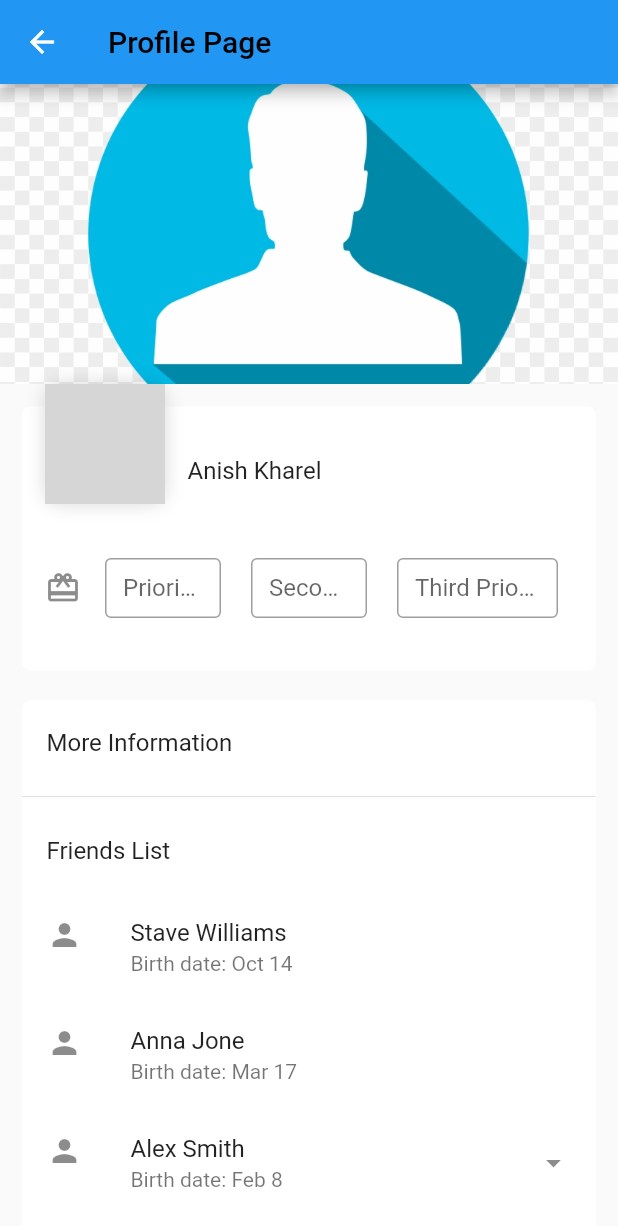
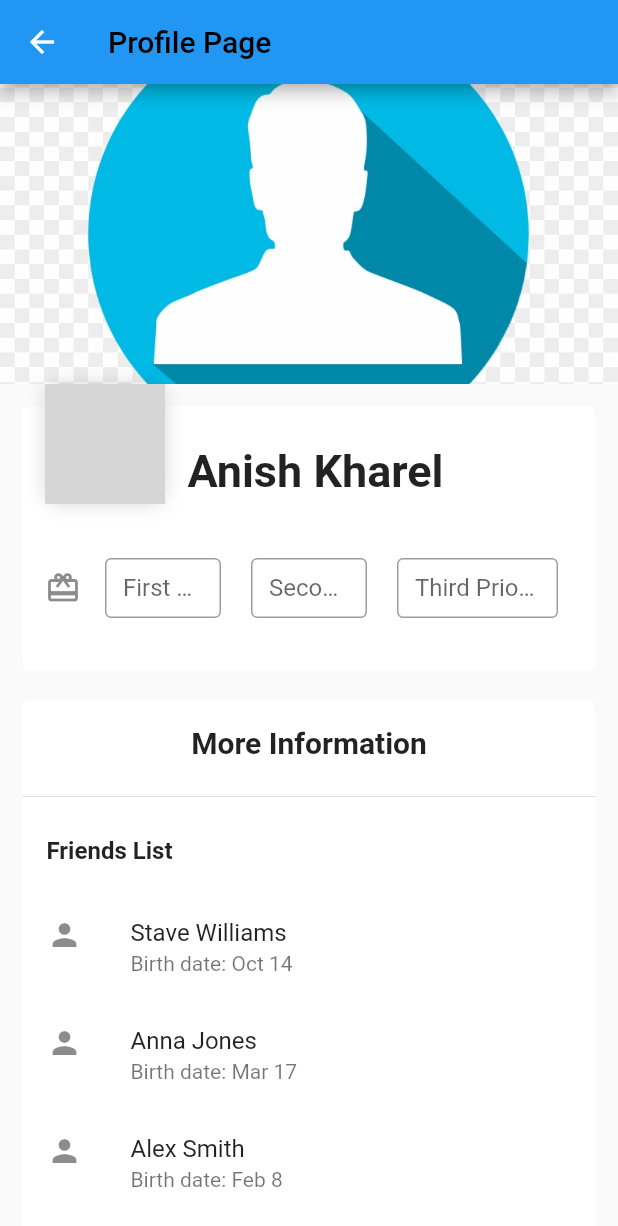
Before and after one commit to AnishKharel/GiftBook, a Flutter app: the Profilepage screen opened directly, on a phone screen of 412 x 824 dp. Shown: the top 1226 px of the screen. Run offline on Flutter 3.47's test engine with Material 2 defaults, Android fonts, the phone set to English and light mode, and no system bars; missing offline and left inert: mysql1; grey boxes are pictures that could not be loaded.

Commit message:
add friends

```diff
--- a/lib/views/Profile/profilepage.dart
+++ b/lib/views/Profile/profilepage.dart
@@ -1,6 +1,8 @@
 import 'dart:ui';
 import 'package:flutter/material.dart';
 import 'package:flutter/cupertino.dart';
+import 'package:hello_world/Widgets/Centered%20View/centeredView.dart';
+import 'package:mysql1/mysql1.dart';
 
 void main() {
   runApp(MaterialApp(
@@ -54,7 +56,10 @@ class Profilepage extends StatelessWidget {
                                 children: <Widget>[
                                   ListTile(
                                     contentPadding: EdgeInsets.all(0),
-                                    title: Text(username),
+                                    title: Text(username,
+                                        style: TextStyle(
+                                            fontWeight: FontWeight.bold,
+                                            fontSize: 30)),
                                   ),
                                 ],
                               ),
@@ -73,7 +78,7 @@ class Profilepage extends StatelessWidget {
                                         child: TextField(
                                           decoration: InputDecoration(
                                               hintText: "Add Gift",
-                                              labelText: "Priority Gifts",
+                                              labelText: "First Priority Gifts",
                                               icon: Icon(Icons.card_giftcard),
                                               border: OutlineInputBorder()),
                                         ),
@@ -158,12 +163,18 @@ class Profilepage extends StatelessWidget {
                     ),
                     child: Column(
                       children: <Widget>[
-                        ListTile(
-                          title: Text("More Information"),
+                        new ListTile(
+                          title: new Center(
+                              child: Text(
+                            "More Information",
+                            style: TextStyle(
+                                fontWeight: FontWeight.bold, fontSize: 20),
+                          )),
                         ),
                         Divider(),
                         ListTile(
-                          title: Text("Friends List"),
+                          title: Text("Friends List",
+                              style: TextStyle(fontWeight: FontWeight.bold)),
                         ),
                         ListTile(
                           leading: Icon(Icons.person),
@@ -172,22 +183,17 @@ class Profilepage extends StatelessWidget {
                         ),
                         ListTile(
                           leading: Icon(Icons.person),
-                          title: Text("Anna Jone"),
+                          title: Text("Anna Jones"),
                           subtitle: Text("Birth date: Mar 17 "),
                         ),
                         ListTile(
                           leading: Icon(Icons.person),
                           title: Text("Alex Smith"),
                           subtitle: Text("Birth date: Feb 8 "),
-                          trailing: Icon(Icons.arrow_drop_down),
                         ),
                         ListTile(
-                          leading: Icon(Icons.add_box_outlined),
+                          leading: Icon(Icons.arrow_drop_down),
                         ),
-                        // ListTile(
-                        //   title: Text("Birth Date"),
-                        //   leading: Icon(Icons.calendar_view_day),
-                        // ),
                       ],
                     ),
                   ),
```
